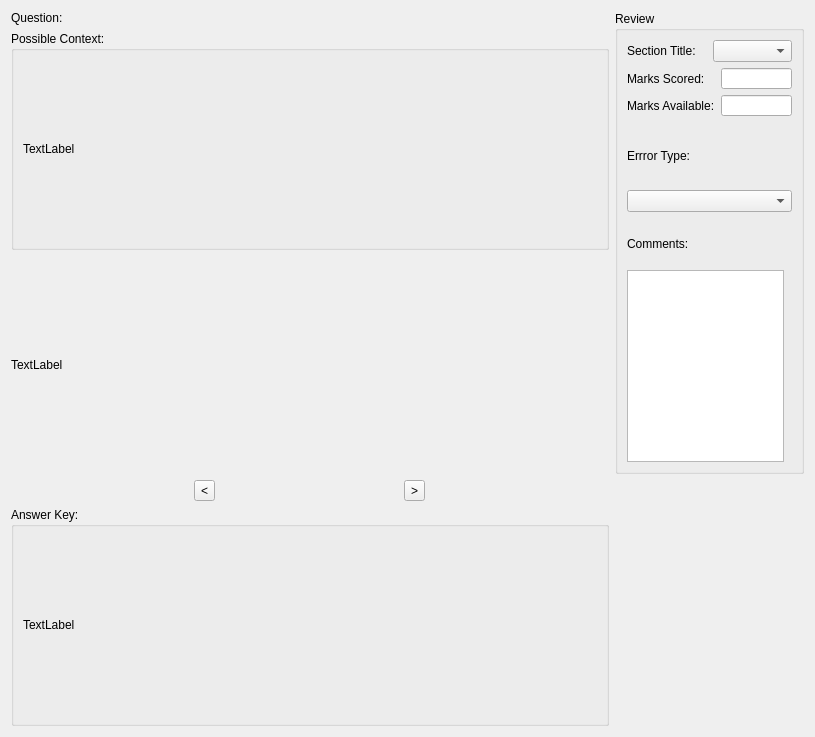
First picture: the form in question_answer_viewer.ui, repository MahanTaps/PyMarkingTool-, before the edit.
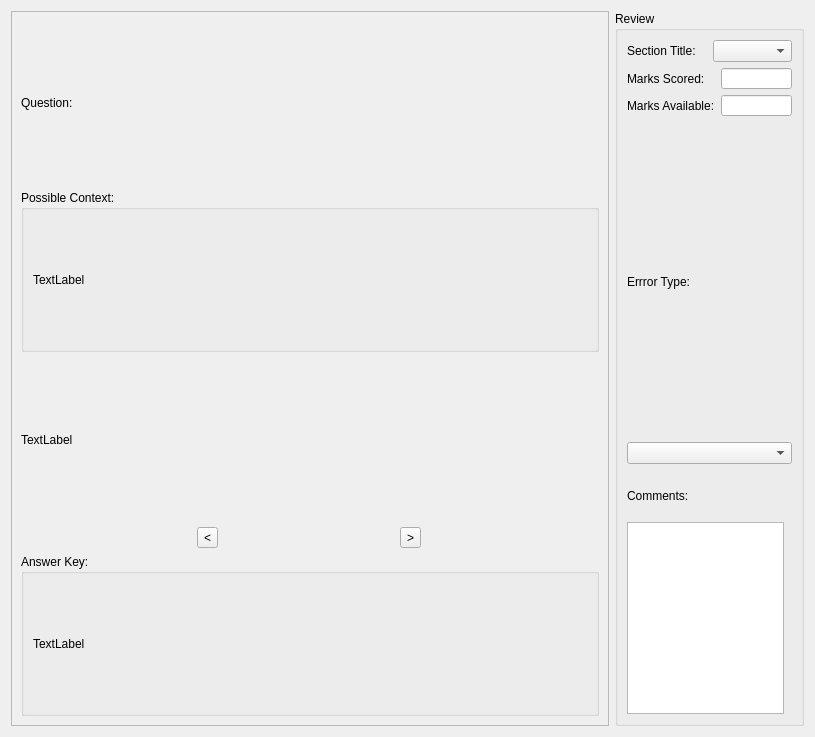
Second picture: the form after the edit.

Commit message: feat(ui): add scroll area to image containers and enable window maximize button

```diff
--- a/question_answer_viewer.ui
+++ b/question_answer_viewer.ui
@@ -13,23 +13,129 @@
   <property name="windowTitle">
    <string>Dialog</string>
   </property>
-  <layout class="QGridLayout" name="gridLayout_2" columnminimumwidth="0">
+  <layout class="QGridLayout" name="gridLayout_2">
    <item row="0" column="0">
-    <layout class="QGridLayout" name="gridLayout" rowstretch="0,1,1,0,1" columnstretch="1,0">
+    <layout class="QGridLayout" name="gridLayout">
      <item row="0" column="0">
-      <widget class="QLabel" name="questionLabel">
-       <property name="sizePolicy">
-        <sizepolicy hsizetype="MinimumExpanding" vsizetype="Preferred">
-         <horstretch>0</horstretch>
-         <verstretch>0</verstretch>
-        </sizepolicy>
+      <widget class="QScrollArea" name="scrollArea">
+       <property name="widgetResizable">
+        <bool>true</bool>
        </property>
-       <property name="text">
-        <string>Question:</string>
-       </property>
+       <widget class="QWidget" name="scrollAreaWidgetContents">
+        <property name="geometry">
+         <rect>
+          <x>0</x>
+          <y>0</y>
+          <width>598</width>
+          <height>715</height>
+         </rect>
+        </property>
+        <layout class="QVBoxLayout" name="verticalLayout_4">
+         <item>
+          <widget class="QLabel" name="questionLabel">
+           <property name="sizePolicy">
+            <sizepolicy hsizetype="MinimumExpanding" vsizetype="Preferred">
+             <horstretch>0</horstretch>
+             <verstretch>0</verstretch>
+            </sizepolicy>
+           </property>
+           <property name="text">
+            <string>Question:</string>
+           </property>
+          </widget>
+         </item>
+         <item>
+          <widget class="QGroupBox" name="groupBox_3">
+           <property name="sizePolicy">
+            <sizepolicy hsizetype="MinimumExpanding" vsizetype="Preferred">
+             <horstretch>0</horstretch>
+             <verstretch>0</verstretch>
+            </sizepolicy>
+           </property>
+           <property name="title">
+            <string>Possible Context:</string>
+           </property>
+           <layout class="QVBoxLayout" name="verticalLayout_3">
+            <item>
+             <widget class="QLabel" name="stemImageLabel">
+              <property name="sizePolicy">
+               <sizepolicy hsizetype="MinimumExpanding" vsizetype="Preferred">
+                <horstretch>0</horstretch>
+                <verstretch>0</verstretch>
+               </sizepolicy>
+              </property>
+              <property name="text">
+               <string>TextLabel</string>
+              </property>
+             </widget>
+            </item>
+           </layout>
+          </widget>
+         </item>
+         <item>
+          <widget class="QLabel" name="questionImageLabel">
+           <property name="sizePolicy">
+            <sizepolicy hsizetype="MinimumExpanding" vsizetype="Preferred">
+             <horstretch>0</horstretch>
+             <verstretch>0</verstretch>
+            </sizepolicy>
+           </property>
+           <property name="text">
+            <string>TextLabel</string>
+           </property>
+          </widget>
+         </item>
+         <item>
+          <layout class="QHBoxLayout" name="layout_toolButtons">
+           <item>
+            <widget class="QToolButton" name="prevToolButton">
+             <property name="text">
+              <string>&lt;</string>
+             </property>
+             <property name="arrowType">
+              <enum>Qt::NoArrow</enum>
+             </property>
+            </widget>
+           </item>
+           <item>
+            <widget class="QToolButton" name="nextToolButton">
+             <property name="text">
+              <string>&gt;</string>
+             </property>
+             <property name="arrowType">
+              <enum>Qt::NoArrow</enum>
+             </property>
+            </widget>
+           </item>
+          </layout>
+         </item>
+         <item>
+          <widget class="QGroupBox" name="groupBox_2">
+           <property name="title">
+            <string>Answer Key: </string>
+           </property>
+           <layout class="QVBoxLayout" name="verticalLayout_2">
+            <item>
+             <widget class="QLabel" name="answerImageLabel">
+              <property name="sizePolicy">
+               <sizepolicy hsizetype="MinimumExpanding" vsizetype="Preferred">
+                <horstretch>0</horstretch>
+                <verstretch>0</verstretch>
+               </sizepolicy>
+              </property>
+              <property name="text">
+               <string>TextLabel</string>
+              </property>
+             </widget>
+            </item>
+           </layout>
+          </widget>
+         </item>
+        </layout>
+       </widget>
       </widget>
      </item>
-     <item row="0" column="1" rowspan="3">
+     <item row="0" column="1">
       <widget class="QGroupBox" name="groupBox">
        <property name="maximumSize">
         <size>
@@ -158,93 +264,6 @@
        </layout>
       </widget>
      </item>
-     <item row="1" column="0">
-      <widget class="QGroupBox" name="groupBox_3">
-       <property name="sizePolicy">
-        <sizepolicy hsizetype="MinimumExpanding" vsizetype="Preferred">
-         <horstretch>0</horstretch>
-         <verstretch>0</verstretch>
-        </sizepolicy>
-       </property>
-       <property name="title">
-        <string>Possible Context:</string>
-       </property>
-       <layout class="QVBoxLayout" name="verticalLayout_3">
-        <item>
-         <widget class="QLabel" name="stemImageLabel">
-          <property name="sizePolicy">
-           <sizepolicy hsizetype="MinimumExpanding" vsizetype="Preferred">
-            <horstretch>0</horstretch>
-            <verstretch>0</verstretch>
-           </sizepolicy>
-          </property>
-          <property name="text">
-           <string>TextLabel</string>
-          </property>
-         </widget>
-        </item>
-       </layout>
-      </widget>
-     </item>
-     <item row="2" column="0">
-      <widget class="QLabel" name="questionImageLabel">
-       <property name="sizePolicy">
-        <sizepolicy hsizetype="MinimumExpanding" vsizetype="Preferred">
-         <horstretch>0</horstretch>
-         <verstretch>0</verstretch>
-        </sizepolicy>
-       </property>
-       <property name="text">
-        <string>TextLabel</string>
-       </property>
-      </widget>
-     </item>
-     <item row="3" column="0">
-      <layout class="QHBoxLayout" name="layout_toolButtons">
-       <item>
-        <widget class="QToolButton" name="prevToolButton">
-         <property name="text">
-          <string>&lt;</string>
-         </property>
-         <property name="arrowType">
-          <enum>Qt::NoArrow</enum>
-         </property>
-        </widget>
-       </item>
-       <item>
-        <widget class="QToolButton" name="nextToolButton">
-         <property name="text">
-          <string>&gt;</string>
-         </property>
-         <property name="arrowType">
-          <enum>Qt::NoArrow</enum>
-         </property>
-        </widget>
-       </item>
-      </layout>
-     </item>
-     <item row="4" column="0">
-      <widget class="QGroupBox" name="groupBox_2">
-       <property name="title">
-        <string>Answer Key: </string>
-       </property>
-       <layout class="QVBoxLayout" name="verticalLayout_2">
-        <item>
-         <widget class="QLabel" name="answerImageLabel">
-          <property name="sizePolicy">
-           <sizepolicy hsizetype="MinimumExpanding" vsizetype="Preferred">
-            <horstretch>0</horstretch>
-            <verstretch>0</verstretch>
-           </sizepolicy>
-          </property>
-          <property name="text">
-           <string>TextLabel</string>
-          </property>
-         </widget>
-        </item>
-       </layout>
-      </widget>
-     </item>
     </layout>
    </item>
   </layout>
```
The commit also changes 3 other files.
